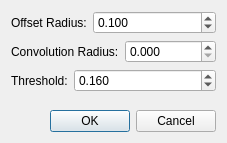
This is Polyhedron/demo/Polyhedron/Plugins/Point_set/Features_detection_plugin.ui in CGAL/cgal as Qt 5 draws it before an edit. The edited form follows.
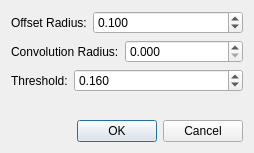
This is the edited form.

Commit message: Fix typo in VCM Feature Estimation plugin

The edit to the form file:
```diff
--- a/Polyhedron/demo/Polyhedron/Plugins/Point_set/Features_detection_plugin.ui
+++ b/Polyhedron/demo/Polyhedron/Plugins/Point_set/Features_detection_plugin.ui
@@ -6,8 +6,8 @@
    <rect>
     <x>0</x>
     <y>0</y>
-    <width>227</width>
-    <height>143</height>
+    <width>254</width>
+    <height>153</height>
    </rect>
   </property>
   <property name="windowTitle">
```
Left out of the diff: 2 changed lines with no effect on the pictures.
